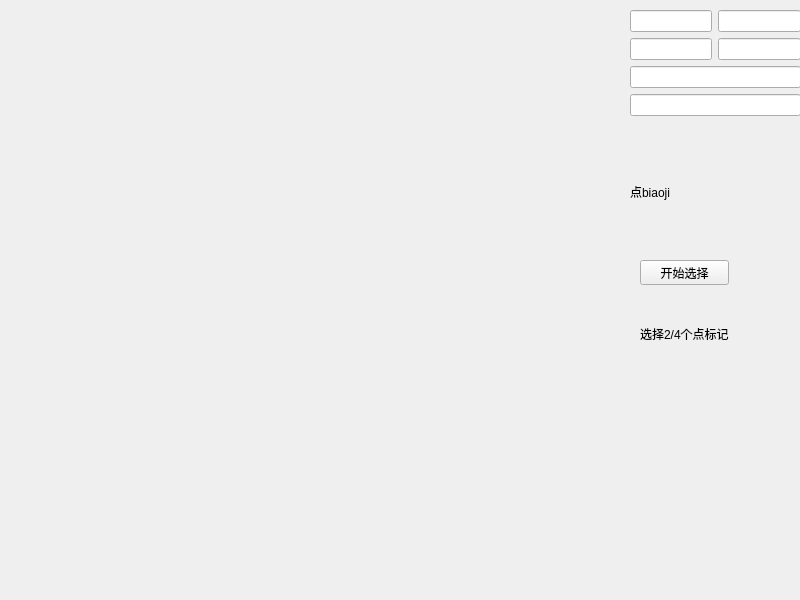
zouzichun/videoWirain, file imgwindow.ui: the form before one commit.
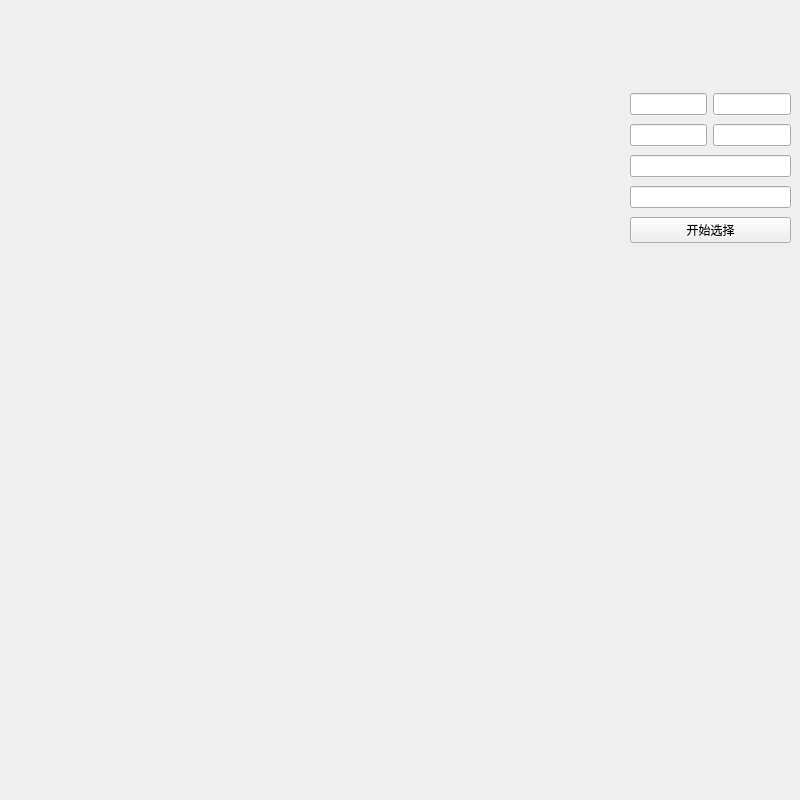
The form after the commit.

```diff
--- a/imgwindow.ui
+++ b/imgwindow.ui
@@ -7,7 +7,7 @@
     <x>0</x>
     <y>0</y>
     <width>800</width>
-    <height>600</height>
+    <height>800</height>
    </rect>
   </property>
   <property name="windowTitle">
@@ -16,57 +16,28 @@
   <widget class="QLabel" name="img_label">
    <property name="geometry">
     <rect>
-     <x>0</x>
-     <y>0</y>
+     <x>2</x>
+     <y>2</y>
      <width>600</width>
-     <height>450</height>
+     <height>600</height>
     </rect>
    </property>
    <property name="text">
     <string/>
    </property>
   </widget>
-  <widget class="QPushButton" name="sel1">
-   <property name="geometry">
-    <rect>
-     <x>640</x>
-     <y>260</y>
-     <width>89</width>
-     <height>25</height>
-    </rect>
-   </property>
-   <property name="text">
-    <string>开始选择</string>
-   </property>
-  </widget>
-  <widget class="QLabel" name="l2res_2">
-   <property name="geometry">
-    <rect>
-     <x>640</x>
-     <y>300</y>
-     <width>121</width>
-     <height>81</height>
-    </rect>
-   </property>
-   <property name="text">
-    <string>选择2/4个点标记
-</string>
-   </property>
-  </widget>
-  <widget class="QWidget" name="layoutWidget">
+  <widget class="QWidget" name="">
    <property name="geometry">
     <rect>
      <x>630</x>
-     <y>10</y>
-     <width>171</width>
-     <height>252</height>
+     <y>90</y>
+     <width>161</width>
+     <height>161</height>
     </rect>
    </property>
-   <layout class="QVBoxLayout" name="verticalLayout_3">
-    <item>
      <layout class="QVBoxLayout" name="verticalLayout">
       <item>
-       <layout class="QHBoxLayout" name="horizontalLayout">
+     <layout class="QHBoxLayout" name="horizontalLayout_2">
         <item>
          <widget class="QLineEdit" name="l1_p1x"/>
         </item>
@@ -76,7 +47,7 @@
        </layout>
       </item>
       <item>
-       <layout class="QHBoxLayout" name="horizontalLayout_2">
+     <layout class="QHBoxLayout" name="horizontalLayout">
         <item>
          <widget class="QLineEdit" name="l1_p2x"/>
         </item>
@@ -92,13 +63,11 @@
        <widget class="QLineEdit" name="total_lines"/>
       </item>
       <item>
-       <widget class="QLabel" name="l1_res">
+     <widget class="QPushButton" name="sel1">
         <property name="text">
-         <string>点biaoji</string>
-        </property>
-       </widget>
-      </item>
-     </layout>
+       <string>开始选择</string>
+      </property>
+     </widget>
     </item>
    </layout>
   </widget>
```
Lines whose indentation alone changed are shown as unchanged.
